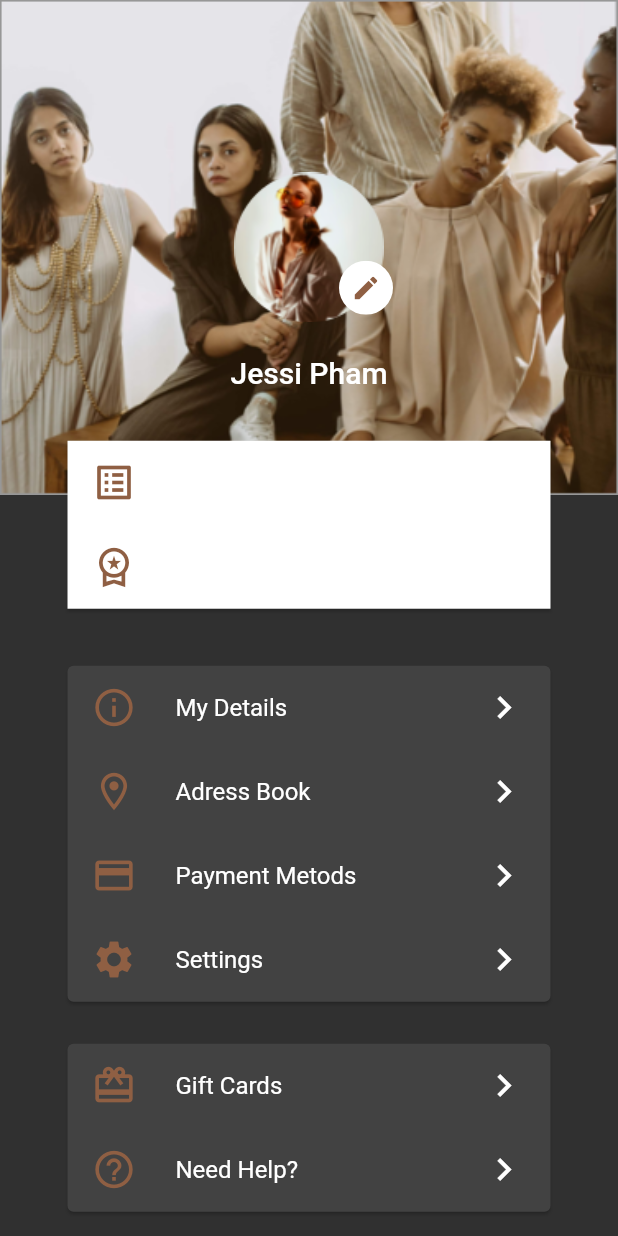
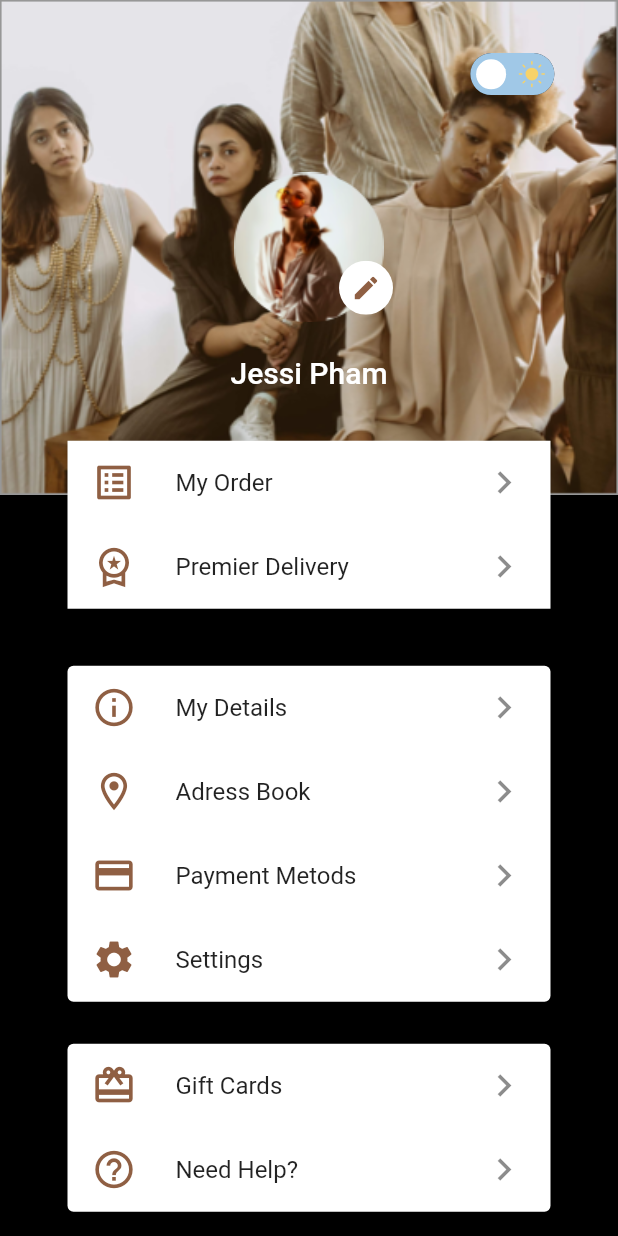
Before and after one commit to nuriulgen/E-Commerce-App-, a Flutter app: the ProfileView screen opened directly, on a phone screen of 412 x 824 dp. Run offline on Flutter 3.47's test engine with Material 2 defaults, Android fonts, the phone set to English and light mode, and no system bars; our stand-ins replace lottie, tab_indicator_styler.

Commit message:
bugs fixed

```diff
--- a/lib/core/init/theme/custom_theme.dart
+++ b/lib/core/init/theme/custom_theme.dart
@@ -20,5 +20,6 @@ class CustomTheme {
       elevation: 0,
       systemOverlayStyle: SystemUiOverlayStyle.light,
     ),
+    scaffoldBackgroundColor: Colors.black,
   );
 }
--- a/lib/core/init/theme/theme_notifier.dart
+++ b/lib/core/init/theme/theme_notifier.dart
@@ -1,3 +1,4 @@
+import 'custom_theme.dart';
 import 'package:flutter/material.dart';
 
 class ThemeNotifier extends ChangeNotifier {
@@ -8,6 +9,7 @@ class ThemeNotifier extends ChangeNotifier {
     notifyListeners();
   }
 
-  ThemeData get currentTheme =>
-      isLightTheme ? ThemeData.light() : ThemeData.dark();
+  ThemeData get currentTheme => isLightTheme
+      ? CustomTheme.instance.lightTheme
+      : CustomTheme.instance.darkTheme;
 }
--- a/lib/main.dart
+++ b/lib/main.dart
@@ -3,7 +3,7 @@ import 'package:provider/provider.dart';
 
 import 'core/constants/app/app_constants.dart';
 import 'core/init/theme/theme_notifier.dart';
-import 'ui/views/home/profile/test.dart';
+import 'ui/views/home/profile/view/profile_view.dart';
 
 void main() {
   runApp(
@@ -25,7 +25,7 @@ class MyApp extends StatelessWidget {
       debugShowCheckedModeBanner: false,
       title: ApplicationConstants.PROJECT_NAME,
       theme: context.watch<ThemeNotifier>().currentTheme,
-      home: const ThemeChange(),
+      home: const ProfileView(),
     );
   }
 }
--- a/lib/product/constants/bottom_navigation_bar.dart
+++ b/lib/product/constants/bottom_navigation_bar.dart
@@ -1,12 +1,12 @@
 // ignore_for_file: constant_identifier_names
+
+import 'package:flutter/material.dart';
 
 import '../../core/constants/extension/color_extension.dart';
 import '../../ui/views/home/home/home_view.dart';
 import '../../ui/views/home/home/new_trend_view_detail.dart';
+import '../../ui/views/home/profile/view/profile_view.dart';
 import '../../ui/views/home/search_view.dart';
-import 'package:flutter/material.dart';
-
-import '../../ui/views/home/profile/profile_view.dart';
 
 class CustomNavigationBar extends StatefulWidget {
   const CustomNavigationBar({Key? key}) : super(key: key);
--- a/lib/product/util/card/custom_medium_card.dart
+++ b/lib/product/util/card/custom_medium_card.dart
@@ -1,7 +1,7 @@
+import 'package:flutter/material.dart';
+
 import '../../../core/constants/extension/color_extension.dart';
 import '../../../core/constants/extension/context_extension.dart';
-import 'package:flutter/material.dart';
-
 import '../../../core/constants/image/image_constants.dart';
 
 class CustomMediumCard extends StatefulWidget {
--- a/lib/ui/views/home/profile/profile_view.dart
+++ /dev/null
@@ -1,265 +0,0 @@
-import 'package:flutter/material.dart';
-import 'package:lottie/lottie.dart';
-
-import '../../../../core/constants/extension/color_extension.dart';
-import '../../../../core/constants/extension/context_extension.dart';
-import '../../../../core/constants/extension/string_extension.dart';
-import '../../../../core/constants/image/image_constants.dart';
-import '../../../../product/constants/duration_items.dart';
-import '../../../../product/constants/lottie_items.dart';
-import '../../../../product/util/widget/custom_list_tile.dart';
-import '../../authetication/onboarding/view/onboarding_view.dart';
-import 'add_payment_view.dart';
-import 'my_orders_view.dart';
-
-class ProfileView extends StatefulWidget {
-  const ProfileView({Key? key}) : super(key: key);
-  @override
-  State<ProfileView> createState() => _ProfileViewState();
-}
-
-class _ProfileViewState extends State<ProfileView>
-    with TickerProviderStateMixin {
-  AppStringConstants? appStringConstants = AppStringConstants.instance;
-  late AnimationController _controller;
-  bool isLight = false;
-
-  @override
-  void initState() {
-    super.initState();
-    _controller = AnimationController(
-        vsync: this, duration: DurationItems.durationNormal());
-  }
-
-
-  @override
-  Widget build(BuildContext context) {
-
-    return Scaffold(
-      resizeToAvoidBottomInset: true,
-      body: SingleChildScrollView(
-        child: Column(
-          children: <Widget>[
-            Stack(
-              clipBehavior: Clip.none,
-              alignment: Alignment.center,
-              children: <Widget>[
-                _backgroundImage(context),
-                PngImage(imagePath: appStringConstants!.profileProfileImage),
-                _editIcon(context),
-                _userName(context),
-                _OrderCard(appStringConstants: appStringConstants),
-              ],
-            ),
-            SizedBox(height: context.hw100),
-            Padding(
-              padding: context.paddingXVertical,
-              child: _AccountCard(appStringConstants: appStringConstants),
-            ),
-            Padding(
-              padding: context.paddingXVertical,
-              child: _SecondCard(appStringConstants: appStringConstants),
-            ),
-            _signOutButton(context),
-
-            /* _changeTheme(context), */
-          ],
-        ),
-      ),
-    );
-  }
-
-  SizedBox _signOutButton(BuildContext context) {
-    return SizedBox(
-      width: context.hw330,
-      child: Card(
-        child: CustomListTile(
-          icon: Icons.logout_outlined,
-          title: appStringConstants!.profileTitle9,
-          onTap: () {
-            Navigator.pushReplacement(
-                context,
-                MaterialPageRoute(
-                    builder: ((context) => const OnBoardingView())));
-          },
-        ),
-      ),
-    );
-  }
-
-  Positioned _editIcon(BuildContext context) {
-    return Positioned(
-      bottom: context.hw120,
-      right: context.hw150,
-      child: ClipOval(
-        child: Container(
-          padding: context.paddingLowAll,
-          color: context.white,
-          child: Icon(
-            Icons.edit,
-            color: context.chasm,
-            size: context.hw20,
-          ),
-        ),
-      ),
-    );
-  }
-
-  Align _changeTheme(BuildContext context) {
-    return Align(
-      alignment: Alignment.bottomLeft,
-      child: SizedBox(
-        width: context.hw100,
-        child: InkWell(
-          onTap: () {
-            /*  _controller.animateTo(isLight ? 0.5 : 1);
-
-                isLight = !isLight;
-                Future.microtask(
-                    () => context.read<ThemeNotifier>().changeTheme()); */
-          },
-          child: Lottie.asset(
-            LottieItems.themeChange.lottiePath,
-            repeat: false,
-            controller: _controller,
-          ),
-        ),
-      ),
-    );
-  }
-
-  Positioned _userName(BuildContext context) {
-    return Positioned(
-      bottom: context.hw70,
-      child: Text(
-        appStringConstants!.profileUserName,
-        style: Theme.of(context)
-            .textTheme
-            .titleLarge
-            ?.copyWith(color: context.white),
-      ),
-    );
-  }
-
-  SizedBox _backgroundImage(BuildContext context) {
-    return SizedBox(
-      width: MediaQuery.of(context).size.width,
-      child: PngImage(imagePath: appStringConstants!.profileBackGroundImage),
-    );
-  }
-}
-
-class _SecondCard extends StatelessWidget {
-  const _SecondCard({
-    Key? key,
-    required this.appStringConstants,
-  }) : super(key: key);
-
-  final AppStringConstants? appStringConstants;
-
-  @override
-  Widget build(BuildContext context) {
-    return SizedBox(
-      width: context.hw330,
-      child: Card(
-        child: Column(
-          children: [
-            CustomListTile(
-              icon: Icons.card_giftcard_outlined,
-              title: appStringConstants!.profileTitle7,
-            ),
-            CustomListTile(
-              icon: Icons.help_outline,
-              title: appStringConstants!.profileTitle8,
-            ),
-          ],
-        ),
-      ),
-    );
-  }
-}
-
-class _OrderCard extends StatelessWidget {
-  const _OrderCard({
-    Key? key,
-    required this.appStringConstants,
-  }) : super(key: key);
-
-  final AppStringConstants? appStringConstants;
-
-  @override
-  Widget build(BuildContext context) {
-    return Positioned(
-      height: context.hw120,
-      width: context.hw330,
-      bottom: context.cardPosition,
-      child: Card(
-        color: context.white,
-        shape: const RoundedRectangleBorder(),
-        child: Column(
-          children: [
-            CustomListTile(
-              icon: Icons.list_alt_outlined,
-              title: appStringConstants!.profileTitle1,
-              onTap: () {
-                Navigator.push(
-                    context,
-                    MaterialPageRoute(
-                        builder: (context) => const MyOrdersView()));
-              },
-            ),
-            CustomListTile(
-              icon: Icons.workspace_premium_outlined,
-              title: appStringConstants!.profileTitle2,
-            )
-          ],
-        ),
-      ),
-    );
-  }
-}
-
-class _AccountCard extends StatelessWidget {
-  const _AccountCard({
-    Key? key,
-    required this.appStringConstants,
-  }) : super(key: key);
-
-  final AppStringConstants? appStringConstants;
-
-  @override
-  Widget build(BuildContext context) {
-    return SizedBox(
-      width: context.hw330,
-      child: Card(
-        child: Column(
-          children: [
-            CustomListTile(
-              icon: Icons.info_outline,
-              title: appStringConstants!.profileTitle3,
-            ),
-            CustomListTile(
-              icon: Icons.location_on_outlined,
-              title: appStringConstants!.profileTitle4,
-              onTap: () {
-                Navigator.push(
-                    context,
-                    MaterialPageRoute(
-                        builder: (context) => const AdressBookView()));
-              },
-            ),
-            CustomListTile(
-              icon: Icons.credit_card,
-              title: appStringConstants!.profileTitle5,
-              onTap: () {},
-            ),
-            CustomListTile(
-              icon: Icons.settings,
-              title: appStringConstants!.profileTitle6,
-            ),
-          ],
-        ),
-      ),
-    );
-  }
-}
--- a/lib/ui/views/home/profile/test.dart
+++ /dev/null
@@ -1,28 +0,0 @@
-import 'package:flutter/material.dart';
-import 'package:provider/provider.dart';
-
-import '../../../../core/init/theme/theme_notifier.dart';
-
-class ThemeChange extends StatefulWidget {
-  const ThemeChange({Key? key}) : super(key: key);
-  @override
-  State<ThemeChange> createState() => _ThemeChangeState();
-}
-
-class _ThemeChangeState extends State<ThemeChange> {
-  @override
-  Widget build(BuildContext context) {
-    return ChangeNotifierProvider<ThemeNotifier>(
-      create: (context) => ThemeNotifier(),
-      builder: (context, child) {
-        return Scaffold(
-          floatingActionButton: FloatingActionButton(
-            onPressed: () {
-              context.read<ThemeNotifier>().changeTheme();
-            },
-          ),
-        );
-      },
-    );
-  }
-}
--- /dev/null
+++ b/lib/ui/views/home/profile/view/profile_view.dart
@@ -0,0 +1,150 @@
+import 'package:flutter/material.dart';
+import 'package:lottie/lottie.dart';
+import 'package:provider/provider.dart';
+
+import '../../../../../core/constants/extension/color_extension.dart';
+import '../../../../../core/constants/extension/context_extension.dart';
+import '../../../../../core/constants/extension/string_extension.dart';
+import '../../../../../core/constants/image/image_constants.dart';
+import '../../../../../core/init/theme/theme_notifier.dart';
+import '../../../../../product/constants/duration_items.dart';
+import '../../../../../product/constants/lottie_items.dart';
+import '../../../../../product/util/widget/custom_list_tile.dart';
+import '../../../authetication/onboarding/view/onboarding_view.dart';
+import 'add_payment_view.dart';
+import 'my_orders_view.dart';
+
+part 'profile_view.g.dart';
+
+class ProfileView extends StatefulWidget {
+  const ProfileView({Key? key}) : super(key: key);
+  @override
+  State<ProfileView> createState() => _ProfileViewState();
+}
+
+class _ProfileViewState extends State<ProfileView>
+    with TickerProviderStateMixin {
+  AppStringConstants? appStringConstants = AppStringConstants.instance;
+  late AnimationController _controller;
+  bool isLight = false;
+
+  @override
+  void initState() {
+    super.initState();
+    _controller = AnimationController(
+        vsync: this, duration: DurationItems.durationNormal());
+  }
+
+  @override
+  Widget build(BuildContext context) {
+    return Scaffold(
+      resizeToAvoidBottomInset: true,
+      body: SingleChildScrollView(
+        child: Column(
+          children: <Widget>[
+            Stack(
+              clipBehavior: Clip.none,
+              alignment: Alignment.center,
+              children: <Widget>[
+                _backgroundImage(context),
+                PngImage(imagePath: appStringConstants!.profileProfileImage),
+                _editIcon(context),
+                _userName(context),
+                _OrderCard(appStringConstants: appStringConstants),
+                Positioned(top: 20, right: 20, child: _changeTheme(context))
+              ],
+            ),
+            SizedBox(height: context.hw100),
+            Padding(
+              padding: context.paddingXVertical,
+              child: _AccountCard(appStringConstants: appStringConstants),
+            ),
+            Padding(
+              padding: context.paddingXVertical,
+              child: _SecondCard(appStringConstants: appStringConstants),
+            ),
+            _signOutButton(context),
+          ],
+        ),
+      ),
+    );
+  }
+
+  SizedBox _signOutButton(BuildContext context) {
+    return SizedBox(
+      width: context.hw330,
+      child: Card(
+        child: CustomListTile(
+          icon: Icons.logout_outlined,
+          title: appStringConstants!.profileTitle9,
+          onTap: () {
+            Navigator.pushReplacement(
+                context,
+                MaterialPageRoute(
+                    builder: ((context) => const OnBoardingView())));
+          },
+        ),
+      ),
+    );
+  }
+
+  Positioned _editIcon(BuildContext context) {
+    return Positioned(
+      bottom: context.hw120,
+      right: context.hw150,
+      child: ClipOval(
+        child: Container(
+          padding: context.paddingLowAll,
+          color: context.white,
+          child: Icon(
+            Icons.edit,
+            color: context.chasm,
+            size: context.hw20,
+          ),
+        ),
+      ),
+    );
+  }
+
+  Align _changeTheme(BuildContext context) {
+    return Align(
+      alignment: Alignment.bottomLeft,
+      child: SizedBox(
+        width: context.hw100,
+        child: InkWell(
+          onTap: () {
+            _controller.animateTo(isLight ? 0.5 : 1);
+
+            isLight = !isLight;
+            Future.microtask(() => context.read<ThemeNotifier>().changeTheme());
+          },
+          child: Lottie.asset(
+            LottieItems.themeChange.lottiePath,
+            repeat: false,
+            controller: _controller,
+          ),
+        ),
+      ),
+    );
+  }
+
+  Positioned _userName(BuildContext context) {
+    return Positioned(
+      bottom: context.hw70,
+      child: Text(
+        appStringConstants!.profileUserName,
+        style: Theme.of(context)
+            .textTheme
+            .titleLarge
+            ?.copyWith(color: context.white),
+      ),
+    );
+  }
+
+  SizedBox _backgroundImage(BuildContext context) {
+    return SizedBox(
+      width: MediaQuery.of(context).size.width,
+      child: PngImage(imagePath: appStringConstants!.profileBackGroundImage),
+    );
+  }
+}
```
Also changed, not shown: lib/ui/views/home/profile/view/add_gifts_cards_view.dart (renamed from lib/ui/views/home/profile/add_gifts_cards_view.dart, +5 -5 lines), lib/ui/views/home/profile/view/add_payment_detail_view.dart (renamed from lib/ui/views/home/profile/add_payment_detail_view.dart, +5 -5 lines), lib/ui/views/home/profile/view/add_payment_view.dart (renamed from lib/ui/views/home/profile/add_payment_view.dart, +7 -7 lines), lib/ui/views/home/profile/view/gift_card_view.dart (renamed from lib/ui/views/home/profile/gift_card_view.dart, +6 -6 lines), lib/ui/views/home/profile/view/my_orders_view.dart (renamed from lib/ui/views/home/profile/my_orders_view.dart, +7 -7 lines), lib/ui/views/home/profile/view/profile_view.g.dart (added).
